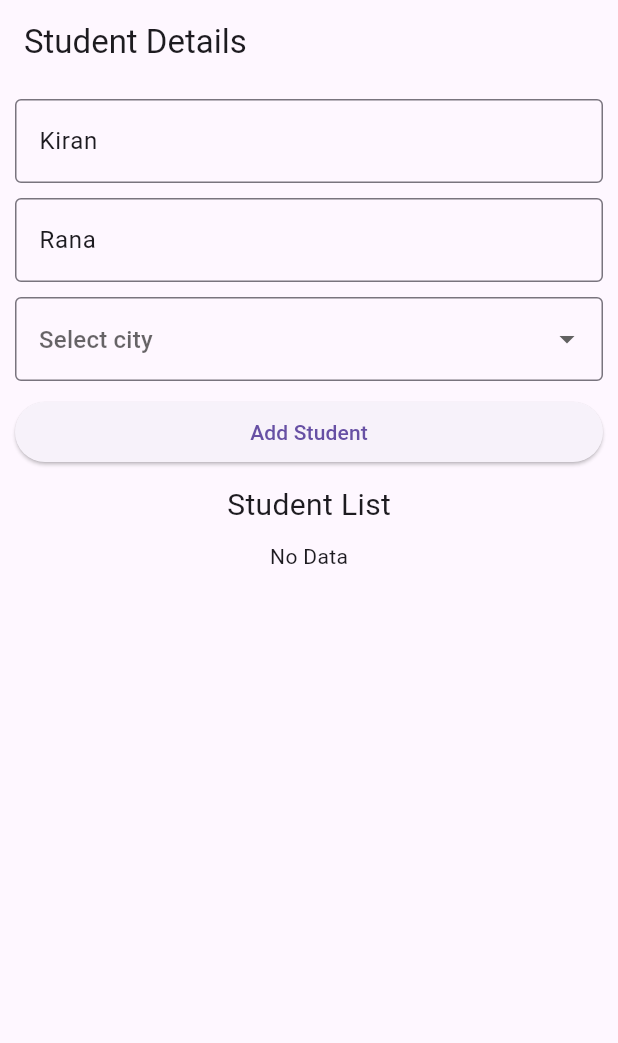
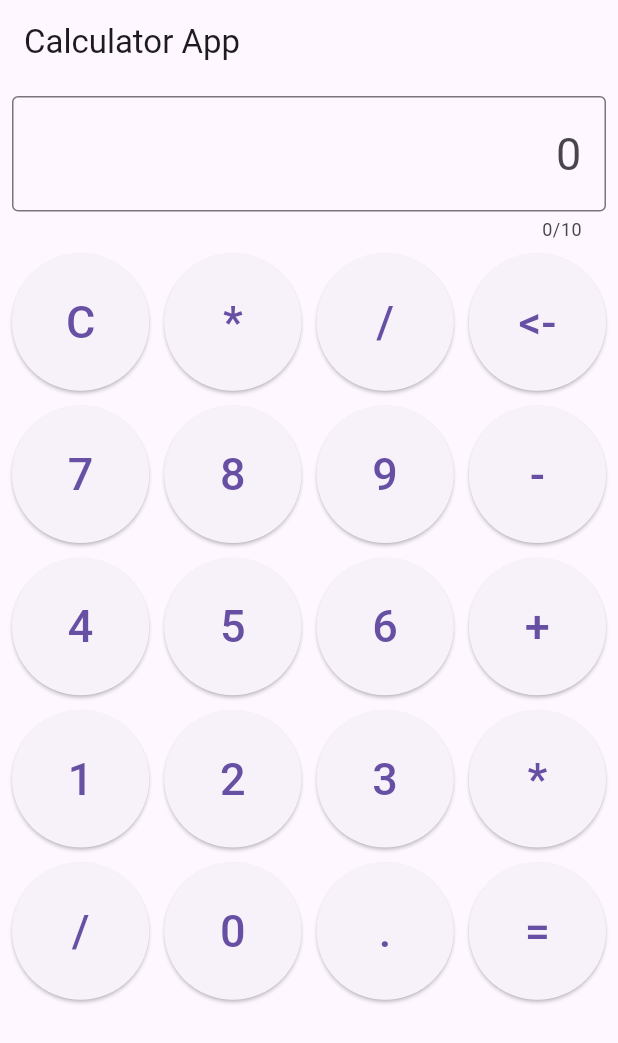
Before and after one commit to kiranrana8973/batch_32a, a Flutter app: the screen it shows after launch, on a phone screen of 412 x 824 dp. Shown: the top 1043 px of the screen. Run offline on Flutter 3.47's test engine with Material 3 defaults, Android fonts, the phone set to English and light mode, and no system bars.

Commit message:
Added calculator

```diff
--- a/lib/app/app.dart
+++ b/lib/app/app.dart
@@ -1,4 +1,4 @@
-import 'package:batch_32a/screen/student_details.dart';
+import 'package:batch_32a/screen/calculator_screen.dart';
 import 'package:flutter/material.dart';
 
 class App extends StatelessWidget {
@@ -9,8 +9,7 @@ class App extends StatelessWidget {
     return const MaterialApp(
       debugShowCheckedModeBanner: false,
       // themes
-      home: StudentDetailsScreen(),
+      home: CalculatorScreen(),
     );
-
   }
 }
--- /dev/null
+++ b/lib/screen/calculator_screen.dart
@@ -0,0 +1,146 @@
+import 'package:flutter/material.dart';
+import 'package:flutter/services.dart';
+
+class CalculatorScreen extends StatefulWidget {
+  const CalculatorScreen({super.key});
+
+  @override
+  State<CalculatorScreen> createState() => _CalculatorScreenState();
+}
+
+class _CalculatorScreenState extends State<CalculatorScreen> {
+  final TextEditingController _numController = TextEditingController();
+  int first = 0;
+  int second = 0;
+  final List<String> lstOperatorNumber = [
+    "C",
+    "*",
+    "/",
+    "<-",
+    "7",
+    "8",
+    "9",
+    "-",
+    "4",
+    "5",
+    "6",
+    "+",
+    "1",
+    "2",
+    "3",
+    "*",
+    "/",
+    "0",
+    ".",
+    "=",
+  ];
+
+  final List<String> lstOperator = [
+    "+",
+    "-",
+    "*",
+    "/",
+  ];
+  String operator = "";
+  int noOfButtons = 4;
+
+  @override
+  Widget build(BuildContext context) {
+    // Check for the orientation of a phone
+    if (MediaQuery.of(context).orientation == Orientation.landscape) {
+      setState(() {
+        noOfButtons = 6;
+      });
+    } else {
+      setState(() {
+        noOfButtons = 4;
+      });
+    }
+
+    return Scaffold(
+      appBar: AppBar(
+        title: const Text('Calculator App'),
+      ),
+      body: Padding(
+        padding: const EdgeInsets.all(8.0),
+        child: Column(
+          children: [
+            TextFormField(
+              style: const TextStyle(fontSize: 30),
+              textAlign: TextAlign.end,
+              controller: _numController,
+              // limit the character to 10 digit
+              maxLength: 10,
+              // show the num keyboard
+              keyboardType: TextInputType.number,
+              // do not allow charater typing
+              inputFormatters: [
+                FilteringTextInputFormatter.digitsOnly,
+              ],
+              decoration: const InputDecoration(
+                hintText: '0',
+                border: OutlineInputBorder(),
+              ),
+            ),
+            const SizedBox(
+              height: 8,
+            ),
+            Expanded(
+              child: GridView.builder(
+                gridDelegate: SliverGridDelegateWithFixedCrossAxisCount(
+                  crossAxisCount: noOfButtons,
+                  crossAxisSpacing: 10,
+                  mainAxisSpacing: 10,
+                ),
+                itemCount: lstOperatorNumber.length,
+                itemBuilder: (context, index) {
+                  return ElevatedButton(
+                    onPressed: () {
+                      if (lstOperatorNumber[index] == "C") {
+                        _numController.text = "";
+                      } else if (lstOperatorNumber[index] == "<-") {
+                        _numController.text = _numController.text
+                            .substring(0, _numController.text.length - 1);
+                      } else if (lstOperator
+                          .contains(lstOperatorNumber[index])) {
+                        if (lstOperatorNumber[index] == "+" ||
+                            lstOperatorNumber[index] == "-" ||
+                            lstOperatorNumber[index] == "*" ||
+                            lstOperatorNumber[index] == "/") {
+                          // Set the operator
+                          operator = lstOperatorNumber[index];
+                          // set the first value to first variable
+                          first = int.parse(_numController.text);
+                          _numController.text = "";
+                        }
+                      } else if (lstOperatorNumber[index] == "=") {
+                        second = int.parse(_numController.text);
+
+                        // check for the operator and do the calculation
+                        if (operator == "+") {
+                          _numController.text = (first + second).toString();
+                        } else if (operator == "-") {
+                          _numController.text = (first - second).toString();
+                        } else if (operator == "*") {
+                          _numController.text = (first * second).toString();
+                        } else if (operator == "/") {
+                          _numController.text = (first / second).toString();
+                        }
+                      } else {
+                        _numController.text += lstOperatorNumber[index];
+                      }
+                    },
+                    child: Text(
+                      lstOperatorNumber[index],
+                      style: const TextStyle(fontSize: 30),
+                    ),
+                  );
+                },
+              ),
+            ),
+          ],
+        ),
+      ),
+    );
+  }
+}
```
Also changed, not shown: lib/screen/grid_view_button.dart (added, +53 -0 lines), lib/screen/student_details.dart (+42 -15 lines).
